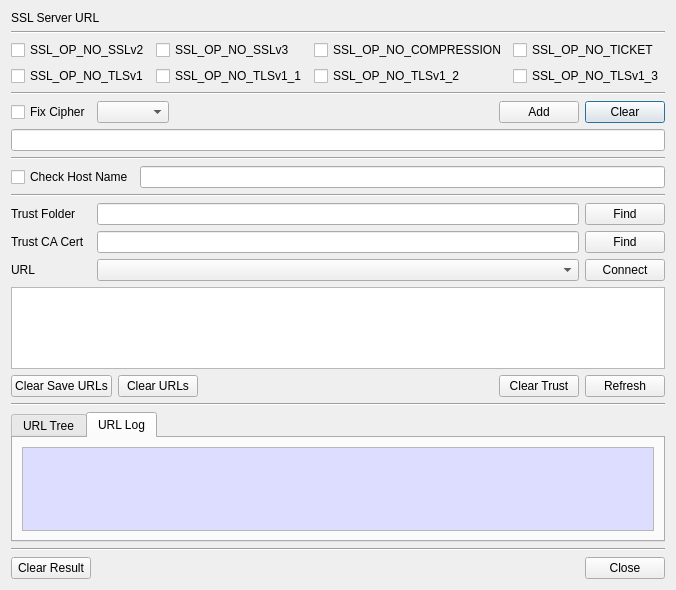
jykim74/BerEditor, file BerEditor/ssl_verify_dlg.ui: the form before one commit.
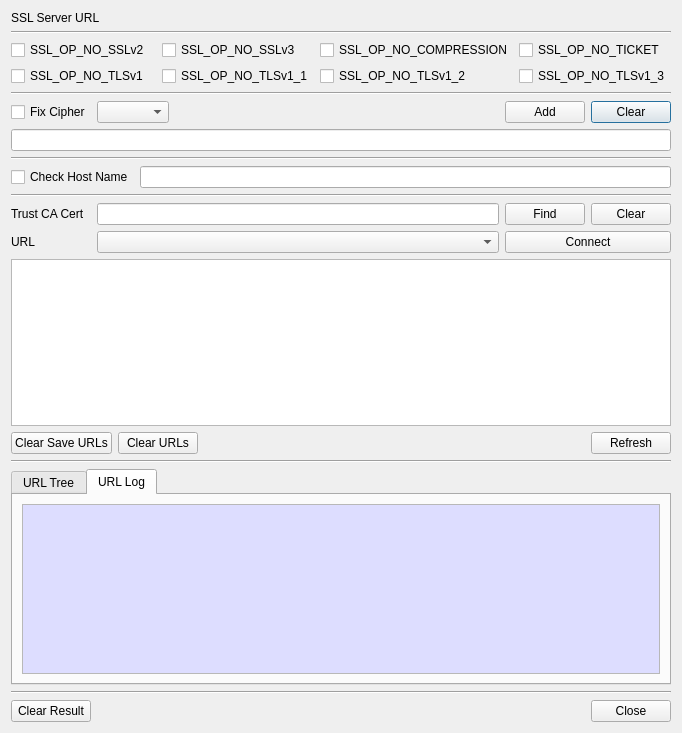
The form after the commit.

```diff
--- a/BerEditor/ssl_verify_dlg.ui
+++ b/BerEditor/ssl_verify_dlg.ui
@@ -6,8 +6,8 @@
    <rect>
     <x>0</x>
     <y>0</y>
-    <width>619</width>
-    <height>590</height>
+    <width>682</width>
+    <height>733</height>
    </rect>
   </property>
   <property name="windowTitle">
@@ -178,7 +178,44 @@
    </item>
    <item>
     <layout class="QGridLayout" name="gridLayout">
-     <item row="2" column="1">
+     <item row="1" column="0">
+      <widget class="QLabel" name="label_2">
+       <property name="minimumSize">
+        <size>
+         <width>80</width>
+         <height>0</height>
+        </size>
+       </property>
+       <property name="text">
+        <string>URL</string>
+       </property>
+      </widget>
+     </item>
+     <item row="0" column="1">
+      <widget class="QLineEdit" name="mTrustCACertText"/>
+     </item>
+     <item row="0" column="0">
+      <widget class="QLabel" name="label_3">
+       <property name="text">
+        <string>Trust CA Cert</string>
+       </property>
+      </widget>
+     </item>
+     <item row="0" column="2">
+      <widget class="QPushButton" name="mTrustCACertFindBtn">
+       <property name="text">
+        <string>Find</string>
+       </property>
+      </widget>
+     </item>
+     <item row="0" column="3">
+      <widget class="QPushButton" name="mClearTrustBtn">
+       <property name="text">
+        <string>Clear</string>
+       </property>
+      </widget>
+     </item>
+     <item row="1" column="1">
       <widget class="QComboBox" name="mURLCombo">
        <property name="sizePolicy">
         <sizepolicy hsizetype="Expanding" vsizetype="Fixed">
@@ -188,60 +225,13 @@
        </property>
       </widget>
      </item>
-     <item row="2" column="2">
+     <item row="1" column="2" colspan="2">
       <widget class="QPushButton" name="mConnectBtn">
        <property name="text">
         <string>Connect</string>
        </property>
       </widget>
      </item>
-     <item row="1" column="0">
-      <widget class="QLabel" name="label_3">
-       <property name="text">
-        <string>Trust CA Cert</string>
-       </property>
-      </widget>
-     </item>
-     <item row="2" column="0">
-      <widget class="QLabel" name="label_2">
-       <property name="minimumSize">
-        <size>
-         <width>80</width>
-         <height>0</height>
-        </size>
-       </property>
-       <property name="text">
-        <string>URL</string>
-       </property>
-      </widget>
-     </item>
-     <item row="0" column="0">
-      <widget class="QLabel" name="label_4">
-       <property name="text">
-        <string>Trust Folder</string>
-       </property>
-      </widget>
-     </item>
-     <item row="0" column="1">
-      <widget class="QLineEdit" name="mTrustFolderText"/>
-     </item>
-     <item row="1" column="1">
-      <widget class="QLineEdit" name="mTrustCACertText"/>
-     </item>
-     <item row="0" column="2">
-      <widget class="QPushButton" name="mTrustFolderFindBtn">
-       <property name="text">
-        <string>Find</string>
-       </property>
-      </widget>
-     </item>
-     <item row="1" column="2">
-      <widget class="QPushButton" name="mTrustCACertFindBtn">
-       <property name="text">
-        <string>Find</string>
-       </property>
-      </widget>
-     </item>
     </layout>
    </item>
    <item>
@@ -263,13 +253,6 @@
        </property>
       </widget>
      </item>
-     <item row="0" column="4">
-      <widget class="QPushButton" name="mClearTrustBtn">
-       <property name="text">
-        <string>Clear Trust</string>
-       </property>
-      </widget>
-     </item>
      <item row="0" column="1">
       <widget class="QPushButton" name="mClearSaveURLBtn">
        <property name="text">
```
